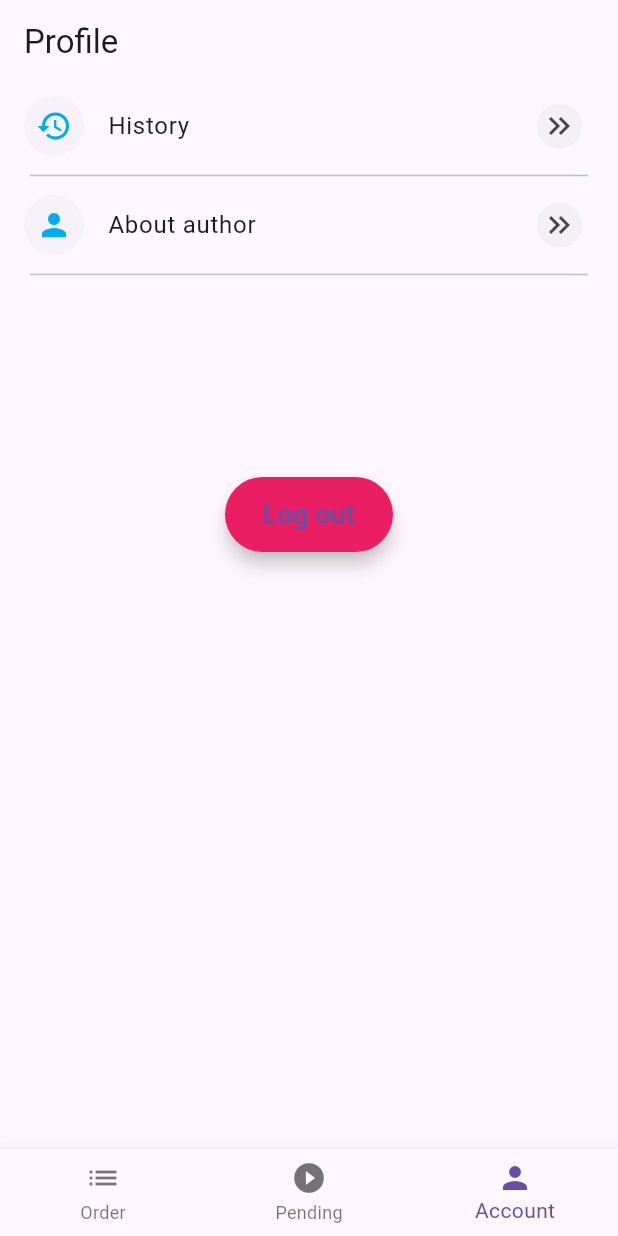
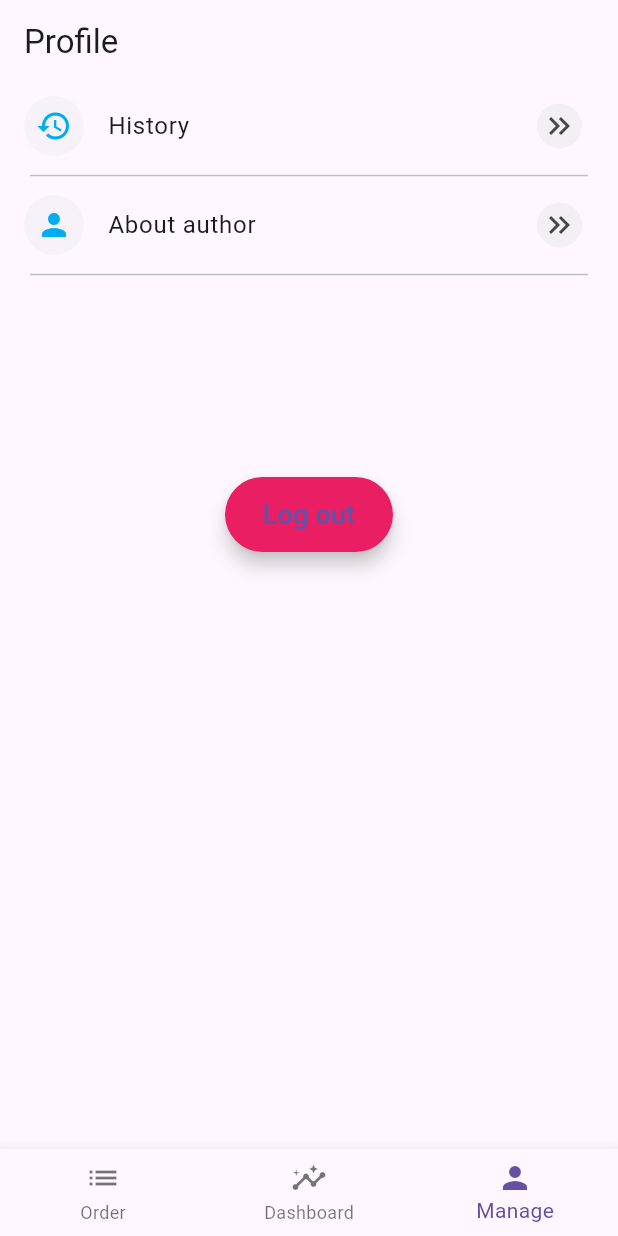
Before and after one commit to webby813/fypmerchant, a Flutter app: the TabletScaffold screen opened directly, item 3 of the bottom bar chosen, on a phone screen of 412 x 824 dp. Run offline on Flutter 3.47's test engine with Material 3 defaults, Android fonts, the phone set to English and light mode, and no system bars; our stand-ins replace firebase_core, firebase_database, firebase_storage, shared_preferences; accounts and stored records are empty.

Commit message:
- Receiving Order Pages on Tablet UI.

```diff
--- a/lib/Responsive/tabletScaffold.dart
+++ b/lib/Responsive/tabletScaffold.dart
@@ -1,6 +1,9 @@
 import 'package:flutter/material.dart';
+import 'package:fypmerchant/Responsive/Tablet/OrderTabsTablet/ReceiveOrderTablet.dart';
 
 //temp import
+import '../Color/color.dart';
+import '../Components/barTitle_widget.dart';
 import '../Responsive/Mobile/OrderTabsMobile/PendingOrderMobile.dart';
 import '../Responsive/Mobile/OrderTabsMobile/ReceiveOrderMobile.dart';
 import '../Responsive/Mobile/profile.dart';
@@ -16,7 +19,7 @@ class _TabletScaffoldState extends State<TabletScaffold> {
   int _selectedIndex = 0;
 
   final List<Widget> _pages = [
-    const ReceiveOrderMobile(),
+    const ReceiveOrderTablet(),
     const PendingOrderMobile(),
     const Profile(),
   ];
@@ -39,13 +42,13 @@ class _TabletScaffoldState extends State<TabletScaffold> {
           ),
 
           BottomNavigationBarItem(
-            icon: Icon(Icons.play_circle_filled),
-            label: 'Pending',
+            icon: Icon(Icons.insights),
+            label: 'Dashboard',
           ),
 
           BottomNavigationBarItem(
             icon: Icon(Icons.person),
-            label: 'Account',
+            label: 'Manage',
           ),
         ],
         currentIndex: _selectedIndex,
--- a/lib/main.dart
+++ b/lib/main.dart
@@ -11,7 +11,8 @@ void main() async {
     options: DefaultFirebaseOptions.currentPlatform,
   );
   runApp(
-      const MyApp());
+      const MyApp()
+  );
 }
 
 class MyApp extends StatelessWidget {
@@ -22,6 +23,7 @@ class MyApp extends StatelessWidget {
     bool isLoggedIn = prefs.getBool('isLoggedIn') ?? false;
     return isLoggedIn;
   }
+
   @override
   Widget build(BuildContext context) {
     return MaterialApp(
```
Also changed, not shown: lib/Responsive/Tablet/OrderTabsTablet/ReceiveOrderTablet.dart (added, +87 -0 lines), 1 other file.
